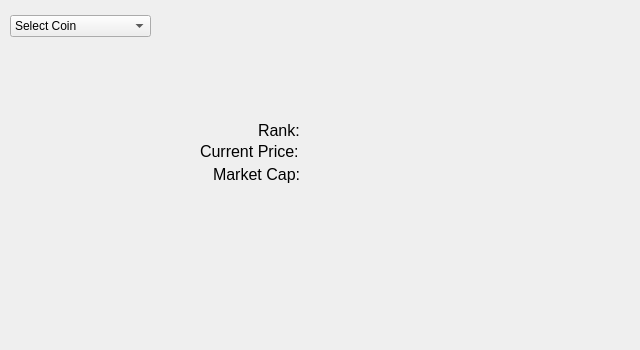
kn0w0n3/Crypto-Tracker, file mainwindow.ui: the form before one commit.
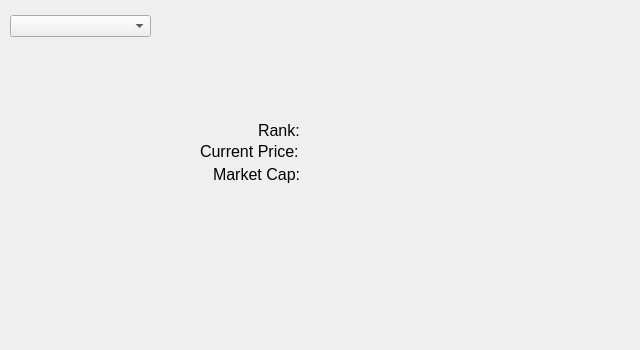
The form after the commit.

Commit message: Add coins + match user selection

Patch:
```diff
--- a/mainwindow.ui
+++ b/mainwindow.ui
@@ -13,6 +13,9 @@
   <property name="windowTitle">
    <string>Crypto Tracker</string>
   </property>
+  <property name="styleSheet">
+   <string notr="true"/>
+  </property>
   <widget class="QWidget" name="centralwidget">
    <widget class="QComboBox" name="comboBox">
     <property name="geometry">
@@ -23,21 +26,9 @@
       <height>22</height>
      </rect>
     </property>
-    <item>
-     <property name="text">
-      <string>Select Coin</string>
-     </property>
-    </item>
-    <item>
-     <property name="text">
-      <string>Bitcoin</string>
-     </property>
-    </item>
-    <item>
-     <property name="text">
-      <string>Ethereum</string>
-     </property>
-    </item>
+    <property name="styleSheet">
+     <string notr="true"/>
+    </property>
    </widget>
    <widget class="QLabel" name="Price_Num_Label">
     <property name="geometry">
```
The commit also changes 6 other files.
